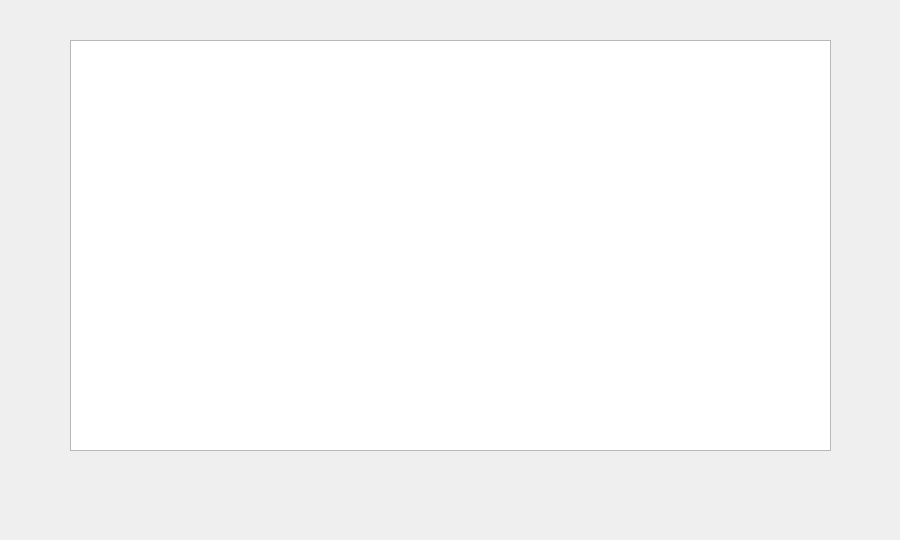
Old version of the form ui/reg_customers_window.ui in the repository k-rility/CourseWork.
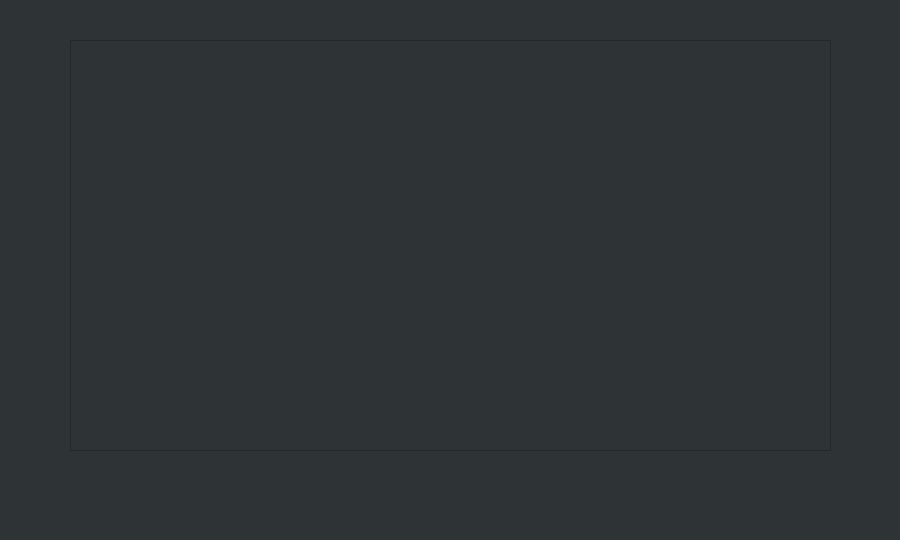
New version of the form.

Commit message: beauty window

```diff
--- a/ui/reg_customers_window.ui
+++ b/ui/reg_customers_window.ui
@@ -13,6 +13,9 @@
   <property name="windowTitle">
    <string>reg_customers_window</string>
   </property>
+  <property name="styleSheet">
+   <string notr="true">background-color: rgb(46, 52, 54)</string>
+  </property>
   <widget class="QTableView" name="tableView">
    <property name="geometry">
     <rect>
```
The commit also changes 3 other files.
